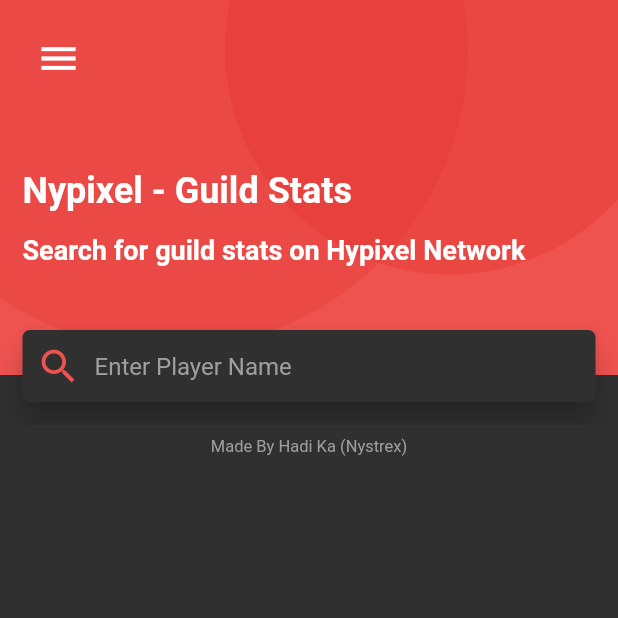
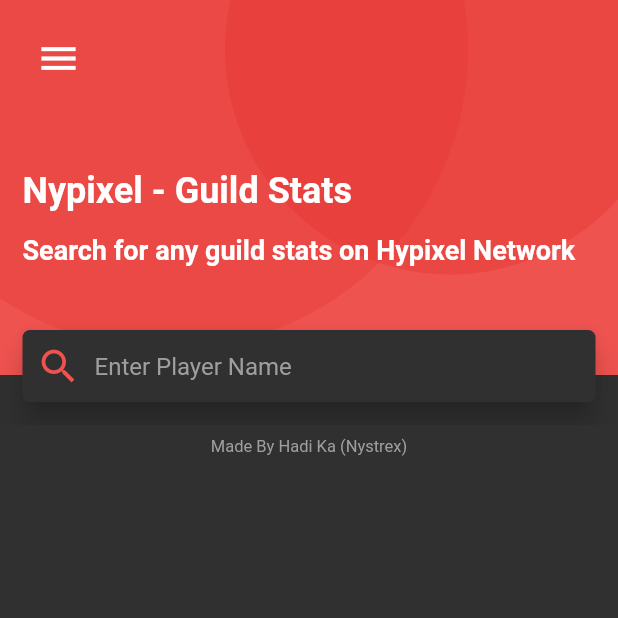
Before and after one commit to Nystrex/Nypixel, a Flutter app: the GuildPage screen opened by its route, on a phone screen of 412 x 824 dp, the top half of it. Run offline on Flutter 3.47's test engine with Material 2 defaults, Android fonts, the phone set to English and light mode, and no system bars; our stand-ins replace fluttertoast; network calls fail.

Commit message:
this is pain

```diff
--- a/lib/pages/guild_page.dart
+++ b/lib/pages/guild_page.dart
@@ -35,7 +35,7 @@ class _GuildPageState extends State<GuildPage> {
         body: ListView(children: <Widget>[
       HeaderWidget(
           title: "Guild Stats",
-          subtitle: "Search for guild stats on Hypixel Network",
+          subtitle: "Search for any guild stats on Hypixel Network",
           textFieldHint: "Enter Player Name",
           onSubmit: (val) {
             search(context, val);
```
